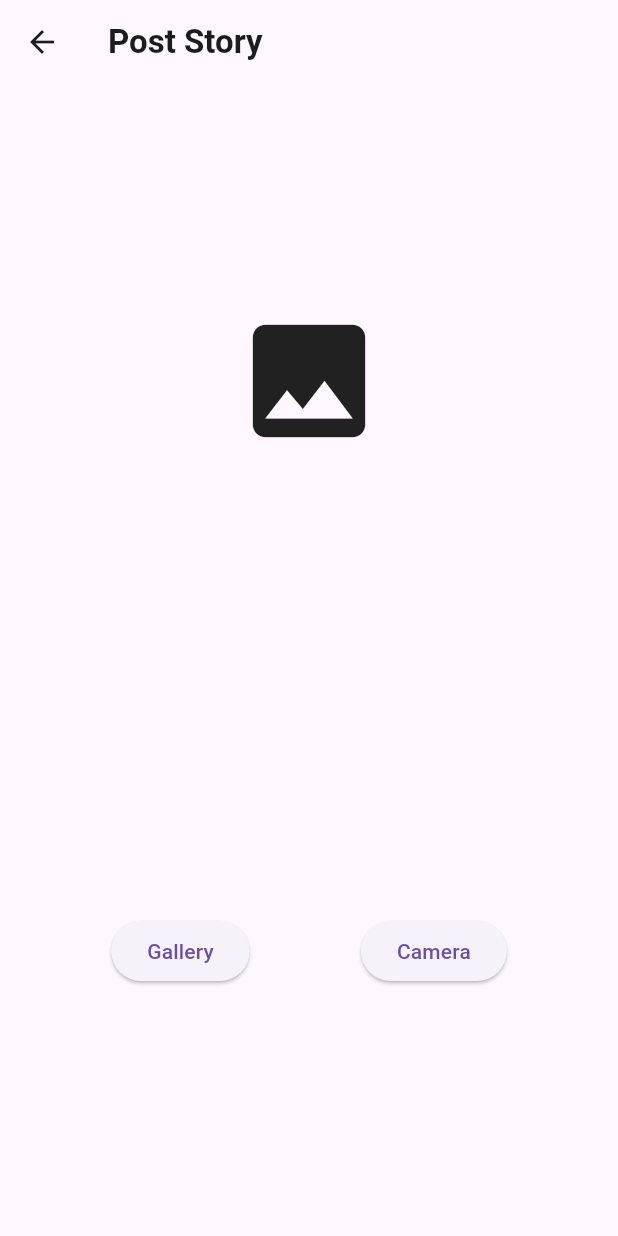
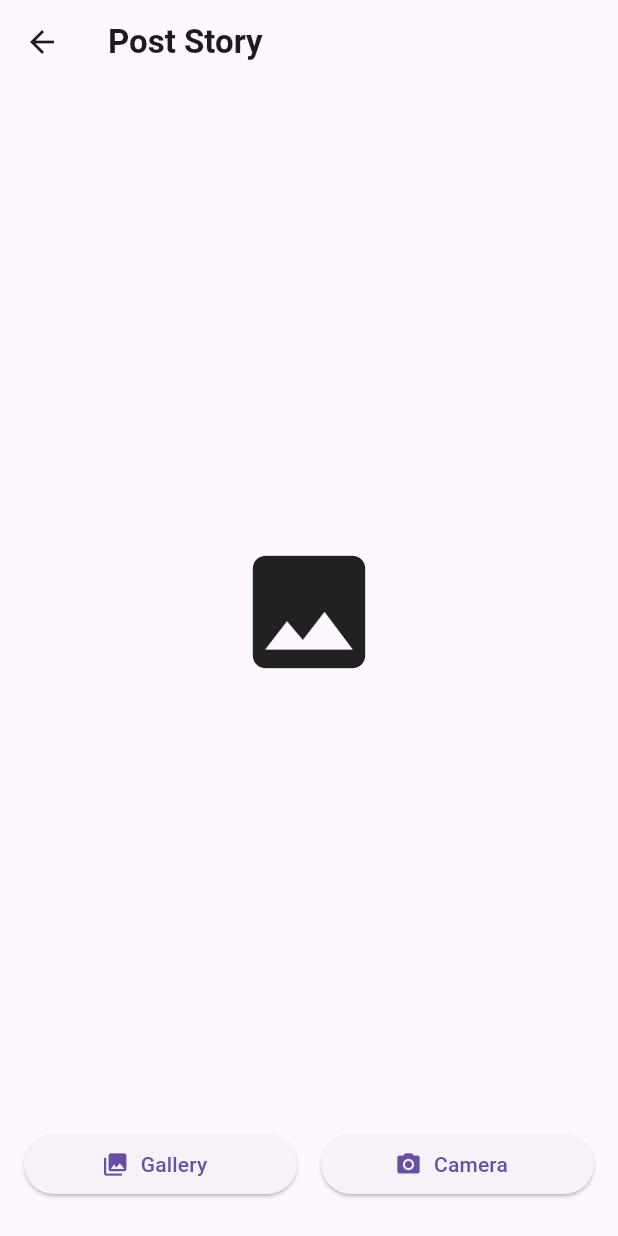
Before and after one commit to zehamless/storyapp, a Flutter app: the MediaScreen screen opened directly with empty values, on a phone screen of 412 x 824 dp. Run offline on Flutter 3.47's test engine with Material 3 defaults, Android fonts, the phone set to English and light mode, and no system bars; our stand-ins replace bloc, cached_network_image, equatable, faker, flutter_bloc, image_picker and 1 more; accounts and stored records are empty.

Commit message:
Add story upload functionality and enhance image picker with upload states

```diff
--- a/lib/bloc/image_picker_bloc.dart
+++ b/lib/bloc/image_picker_bloc.dart
@@ -12,6 +12,13 @@ class PickImageEvent extends ImagePickerEvent {
 }
 
 class ClearImageEvent extends ImagePickerEvent {}
+
+class UploadImageEvent extends ImagePickerEvent {
+  final String imagePath;
+  final XFile imageFile;
+
+  UploadImageEvent(this.imagePath, this.imageFile);
+}
 
 // States
 abstract class ImagePickerState {}
@@ -33,6 +40,26 @@ class ImagePickerErrorState extends ImagePickerState {
   ImagePickerErrorState(this.errorMessage);
 }
 
+class ImageUploadLoadingState extends ImagePickerState {
+  final String imagePath;
+  final XFile imageFile;
+
+  ImageUploadLoadingState(this.imagePath, this.imageFile);
+}
+
+class ImageUploadSuccessState extends ImagePickerState {
+  final String imagePath;
+  final XFile imageFile;
+
+  ImageUploadSuccessState(this.imagePath, this.imageFile);
+}
+
+class ImageUploadErrorState extends ImagePickerState {
+  final String errorMessage;
+
+  ImageUploadErrorState(this.errorMessage);
+}
+
 // Bloc
 class ImagePickerBloc extends Bloc<ImagePickerEvent, ImagePickerState> {
   final ImagePicker _imagePicker;
@@ -41,7 +68,21 @@ class ImagePickerBloc extends Bloc<ImagePickerEvent, ImagePickerState> {
     : _imagePicker = imagePicker ?? ImagePicker(),
       super(ImagePickerInitial()) {
     on<PickImageEvent>(_onPickImage);
+    on<UploadImageEvent>(_uploadImage);
     on<ClearImageEvent>((event, emit) => emit(ImagePickerInitial()));
+  }
+
+  Future<void> _uploadImage(
+    UploadImageEvent event,
+    Emitter<ImagePickerState> emit,
+  ) async {
+    emit(ImageUploadLoadingState(event.imagePath, event.imageFile));
+    try {
+      await Future.delayed(Duration(seconds: 5));
+      emit(ImageUploadSuccessState(event.imagePath, event.imageFile));
+    } catch (e) {
+      emit(ImageUploadErrorState(e.toString()));
+    }
   }
 
   Future<void> _onPickImage(
--- a/lib/screen/media_screen.dart
+++ b/lib/screen/media_screen.dart
@@ -1,15 +1,21 @@
 import 'dart:io';
-
 import 'package:flutter/foundation.dart';
 import 'package:flutter/material.dart';
 import 'package:flutter_bloc/flutter_bloc.dart';
 import 'package:image_picker/image_picker.dart';
 import 'package:storyapp/bloc/image_picker_bloc.dart';
 
-class MediaScreen extends StatelessWidget {
+class MediaScreen extends StatefulWidget {
   final Function() onClose;
 
   const MediaScreen({super.key, required this.onClose});
+
+  @override
+  State<MediaScreen> createState() => _MediaScreenState();
+}
+
+class _MediaScreenState extends State<MediaScreen> {
+  final TextEditingController captionController = TextEditingController();
 
   @override
   Widget build(BuildContext context) {
@@ -19,35 +25,86 @@ class MediaScreen extends StatelessWidget {
         builder: (context, state) {
           return Scaffold(
             appBar: AppBar(
-              title: Text(
+              title: const Text(
                 'Post Story',
                 style: TextStyle(fontWeight: FontWeight.bold),
               ),
             ),
-            body: Column(
-              crossAxisAlignment: CrossAxisAlignment.start,
+            body: Padding(
+              padding: const EdgeInsets.all(16.0),
+              child: Column(
                 children: [
-                const SizedBox(height: 8),
                   Expanded(
+                    flex: 5,
                     child: Center(child: _buildImagePreview(context, state)),
                   ),
-                Expanded(
+                  if (state is ImagePickedState)
+                    Padding(
+                      padding: const EdgeInsets.symmetric(vertical: 8),
+                      child: BlocConsumer<ImagePickerBloc, ImagePickerState>(
+                        listener: (context, state) {
+                          if (state is ImageUploadSuccessState) {
+                            ScaffoldMessenger.of(context).showSnackBar(
+                              const SnackBar(
+                                content: Text("Image uploaded successfully!"),
+                              ),
+                            );
+                            widget.onClose();
+                          } else if (state is ImageUploadErrorState) {
+                            ScaffoldMessenger.of(context).showSnackBar(
+                              SnackBar(content: Text(state.errorMessage)),
+                            );
+                          }
+                        },
+                        builder: (context, state) {
+                          if (state is ImageUploadLoadingState) {
+                            return const CircularProgressIndicator();
+                          }
+                          return ElevatedButton.icon(
+                            onPressed: () {
+                              if (state is ImagePickedState) {
+                                context.read<ImagePickerBloc>().add(
+                                  UploadImageEvent(
+                                    state.imagePath,
+                                    state.imageFile,
+                                  ),
+                                );
+                              }
+                            },
+                            icon: const Icon(Icons.cloud_upload),
+                            label: const Text(
+                              "UPLOAD",
+                              style: TextStyle(fontWeight: FontWeight.bold),
+                            ),
+                          );
+                        },
+                      ),
+                    ),
+                  Padding(
+                    padding: const EdgeInsets.symmetric(vertical: 8),
                     child: Row(
-                    crossAxisAlignment: CrossAxisAlignment.center,
                       mainAxisAlignment: MainAxisAlignment.spaceEvenly,
                       children: [
-                      ElevatedButton(
+                        Expanded(
+                          child: ElevatedButton.icon(
                             onPressed: () => _galleryPick(context),
-                        child: const Text("Gallery"),
+                            icon: const Icon(Icons.photo_library),
+                            label: const Text("Gallery"),
                           ),
-                      ElevatedButton(
+                        ),
+                        const SizedBox(width: 16),
+                        Expanded(
+                          child: ElevatedButton.icon(
                             onPressed: () => _cameraPick(context),
-                        child: const Text("Camera"),
+                            icon: const Icon(Icons.camera_alt),
+                            label: const Text("Camera"),
+                          ),
                         ),
                       ],
                     ),
                   ),
                 ],
+              ),
             ),
           );
         },
@@ -56,41 +113,61 @@ class MediaScreen extends StatelessWidget {
   }
 
   void _galleryPick(BuildContext context) {
-    if (defaultTargetPlatform != TargetPlatform.android) {
-      return;
-    }
+    if (defaultTargetPlatform != TargetPlatform.android) return;
     context.read<ImagePickerBloc>().add(PickImageEvent(ImageSource.gallery));
   }
 
   void _cameraPick(BuildContext context) {
-    if (defaultTargetPlatform != TargetPlatform.android) {
-      return;
-    }
+    if (defaultTargetPlatform != TargetPlatform.android) return;
     context.read<ImagePickerBloc>().add(PickImageEvent(ImageSource.camera));
   }
 
   Widget _buildImagePreview(BuildContext context, ImagePickerState state) {
-    if (state is ImagePickedState) {
+    if (state is ImagePickedState ||
+        state is ImageUploadLoadingState ||
+        state is ImageUploadSuccessState) {
+      String imagePath =
+          (state is ImagePickedState)
+              ? state.imagePath
+              : (state is ImageUploadLoadingState)
+              ? state.imagePath
+              : (state as ImageUploadSuccessState).imagePath;
+
       return Stack(
         children: [
-          Image.file(File(state.imagePath), fit: BoxFit.cover),
+          Image.file(File(imagePath), fit: BoxFit.cover),
+          if (state is! ImageUploadLoadingState)
             Positioned(
               top: 10,
               right: 10,
-            child: IconButton(
-              icon: const Icon(Icons.close, color: Colors.red),
-              onPressed: () {
-                context.read<ImagePickerBloc>().add(ClearImageEvent());
-                onClose();
-              },
+              child: Material(
+                color: Colors.transparent,
+                child: InkWell(
+                  borderRadius: BorderRadius.circular(20),
+                  onTap:
+                      () => context.read<ImagePickerBloc>().add(
+                        ClearImageEvent(),
                       ),
-          )
+                  child: Ink(
+                    padding: const EdgeInsets.all(8),
+                    decoration: BoxDecoration(
+                      color: Colors.black.withOpacity(0.5),
+                      shape: BoxShape.circle,
+                    ),
+                    child: const Icon(
+                      Icons.delete,
+                      color: Colors.red,
+                      size: 20,
+                    ),
+                  ),
+                ),
+              ),
+            ),
+          if (state is ImageUploadLoadingState)
+            const Center(child: CircularProgressIndicator(color: Colors.white)),
         ],
       );
     }
-    return const Icon(
-      Icons.image,
-      size: 100,
-    );
+    return const Icon(Icons.image, size: 100);
   }
 }
```
Also changed, not shown: lib/repository/auth_repository.dart (+21 -0 lines). Lines whose indentation alone changed are shown as unchanged.
